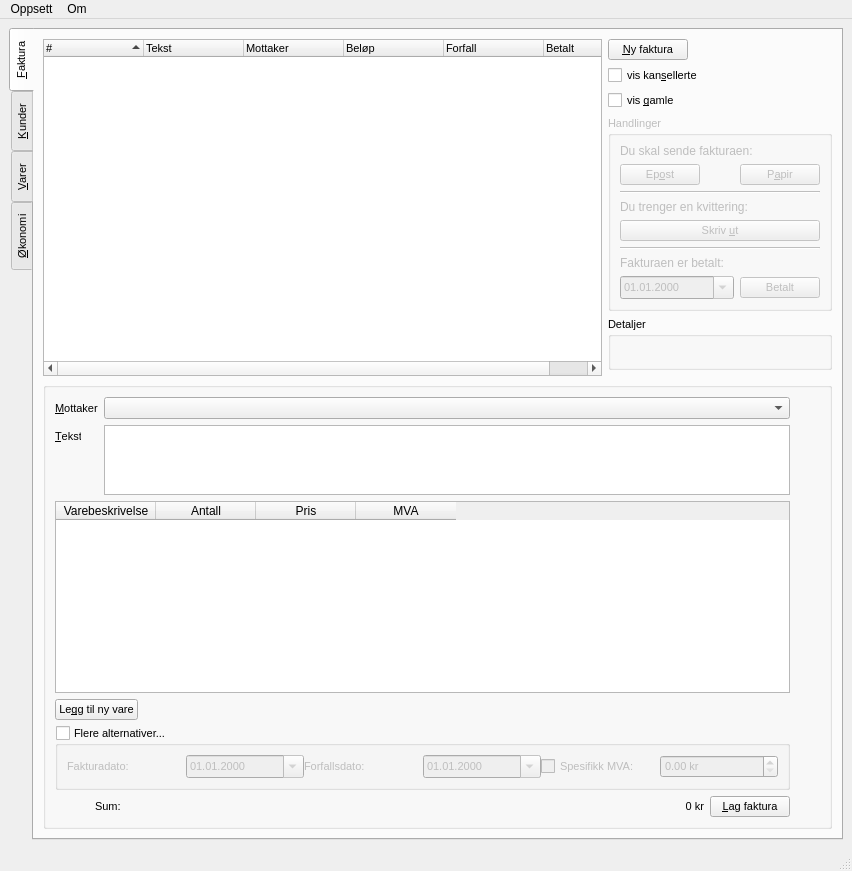
The window that faktura4.ui (kkoksvik/finfaktura) describes before a commit, drawn with Qt 5.
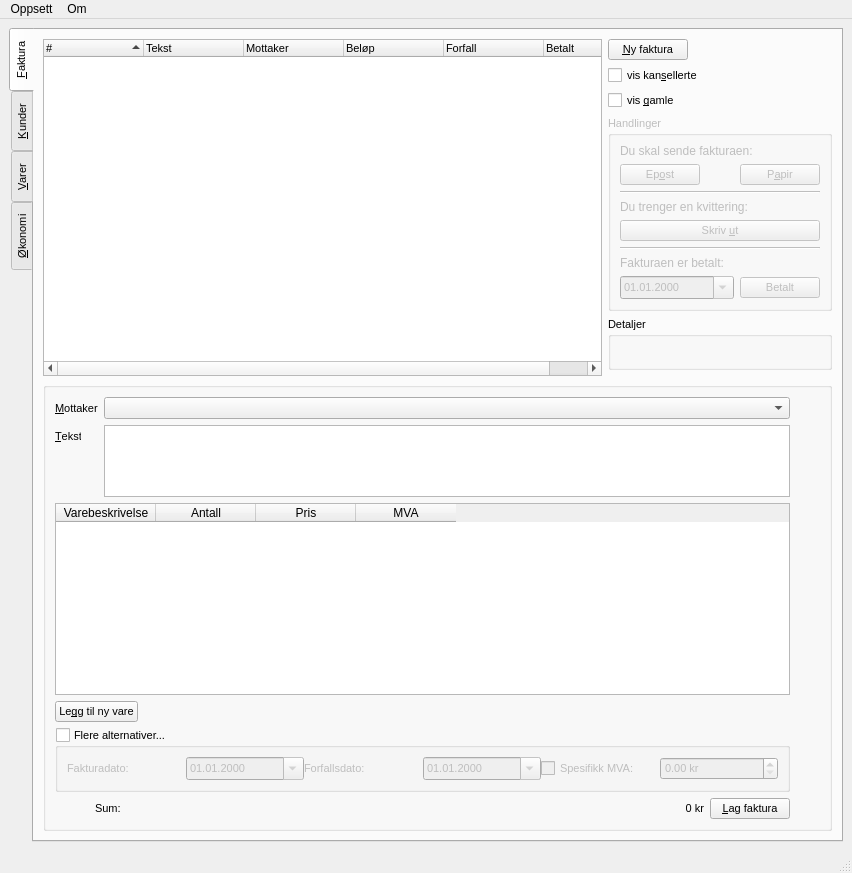
The same window after the commit. Icons and pictures are not drawn.

```diff
--- a/faktura4.ui
+++ b/faktura4.ui
@@ -6,7 +6,7 @@
     <x>0</x>
     <y>0</y>
     <width>852</width>
-    <height>864</height>
+    <height>873</height>
    </rect>
   </property>
   <property name="font" >
```
Left out of the diff: 60 changed lines with no effect on the pictures.
